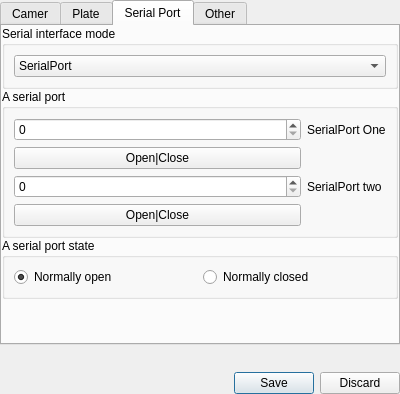
519984307/Container_20191221, file MainUI/channelsettingwidget.ui: the form before one commit.
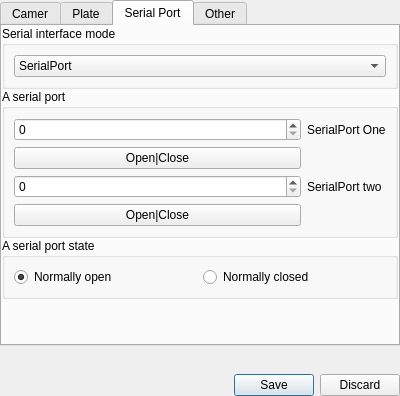
The form after the commit. The open tabs and pages were chosen to show the change.

Diff of the .ui file:
```diff
--- a/MainUI/channelsettingwidget.ui
+++ b/MainUI/channelsettingwidget.ui
@@ -7,7 +7,7 @@
     <x>0</x>
     <y>0</y>
     <width>400</width>
-    <height>394</height>
+    <height>396</height>
    </rect>
   </property>
   <property name="windowTitle">
```
Left out of the diff: 4 changed lines with no effect on the pictures.
